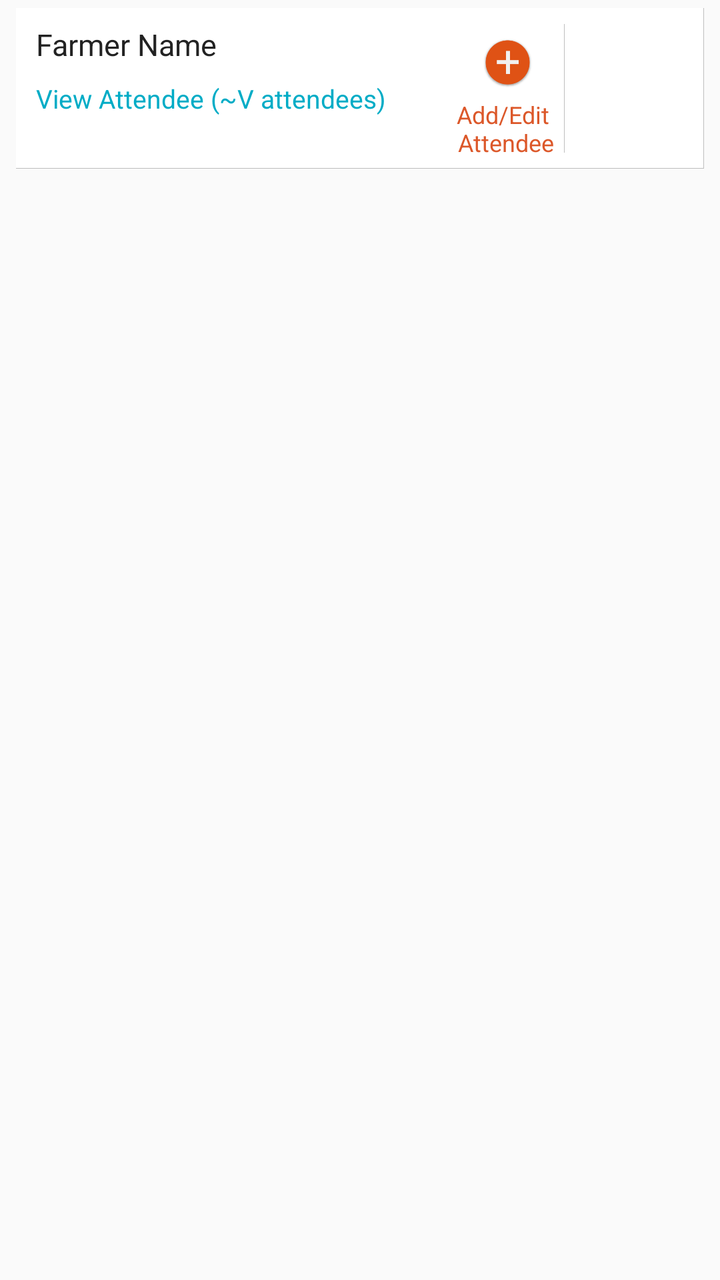
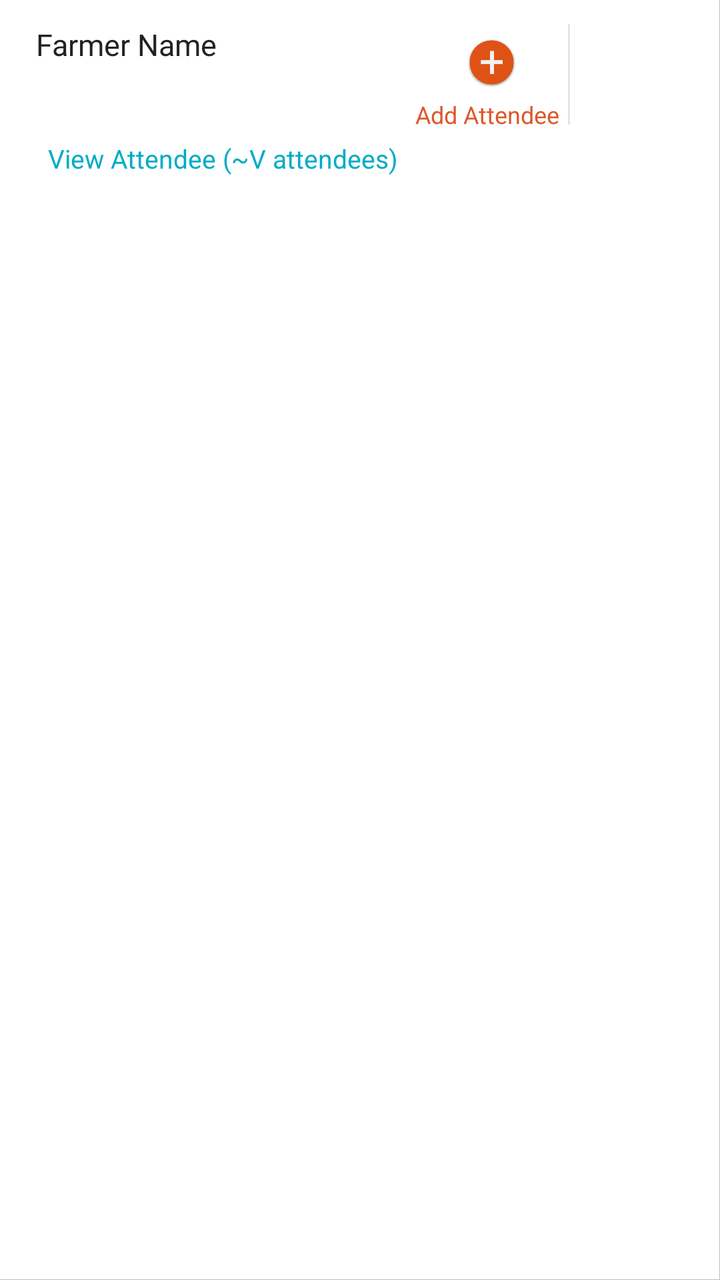

An Android layout rendered at two revisions. The XML below is the earlier revision; the diff shows what the commit changed to produce the second picture.
<!-- AndroidManifest.xml: application theme AppCompactTheme -->
<!-- res/layout/listview_selected_attendee_list.xml -->
<?xml version="1.0" encoding="utf-8"?>
<LinearLayout xmlns:android="http://schemas.android.com/apk/res/android"
    xmlns:app="http://schemas.android.com/apk/res-auto"
    xmlns:tools="http://schemas.android.com/tools"
    android:orientation="vertical"
    android:layout_width="match_parent"
    android:layout_height="wrap_content"
    android:paddingLeft="@dimen/ofis_med_pad"
    android:paddingRight="@dimen/ofis_med_pad"
    android:paddingTop="@dimen/ofis_list_itemseparator"
    android:paddingBottom="@dimen/ofis_list_itemseparator">


    <LinearLayout
        android:orientation="horizontal"
        android:layout_width="match_parent"
        android:id="@+id/rowlin"
        android:layout_height="wrap_content"
        android:background="@drawable/list_item"
        android:baselineAligned="false"
        android:weightSum="8"
        tools:ignore="UselessParent">

        <LinearLayout
            android:orientation="vertical"
            android:layout_width="0dp"
            android:layout_height="match_parent"
            android:id="@+id/itemTextContainer"
            android:layout_marginTop="8dp"
            android:layout_marginBottom="8dp"
            android:layout_marginEnd="8dp"
            android:layout_marginRight="8dp"
            android:paddingLeft="10dp"
            android:paddingRight="10dp"
            android:layout_weight="7">

            <TextView
                android:id="@+id/trainingAttendeeId"
                android:layout_width="0dp"
                android:layout_height="0dp"
                android:visibility="gone" />
            <TextView
                android:layout_width="match_parent"
                android:layout_height="wrap_content"
                android:text="@string/Farmer_Name"
                android:id="@+id/attendeeName"
                android:textColor="@color/ofis_base_font_dark"
                android:textSize="@dimen/ofis_med_text" />

            <LinearLayout
                android:layout_width="match_parent"
                android:layout_height="wrap_content"
                android:orientation="vertical">

                <LinearLayout
                    android:layout_width="match_parent"
                    android:layout_height="wrap_content"
                    android:orientation="horizontal"
                    android:layout_marginBottom="@dimen/ofis_small_pad">

                    <TextView
                        android:layout_width="wrap_content"
                        android:layout_height="wrap_content"
                        android:id="@+id/criterion_attended"
                        android:textColor="@color/ofis_list_item_subtitle"
                        android:paddingLeft="@dimen/ofis_med_pad"
                        android:textSize="@dimen/ofis_small_text"
                        android:visibility="gone"/>

                    <TextView
                        android:layout_width="wrap_content"
                        android:layout_height="wrap_content"
                        android:id="@+id/criterion_passed"
                        android:textColor="@color/ofis_list_item_subtitle"
                        android:background="@drawable/left_border"
                        android:paddingLeft="@dimen/ofis_med_pad"
                        android:layout_marginLeft="@dimen/ofis_med_pad"
                        android:textSize="@dimen/ofis_small_text"
                        android:visibility="gone"/>

                </LinearLayout>

                <LinearLayout
                    android:layout_width="match_parent"
                    android:layout_height="wrap_content"
                    android:orientation="horizontal"
                    android:layout_marginBottom="@dimen/ofis_small_pad">

                    <TextView
                        android:layout_width="wrap_content"
                        android:layout_height="wrap_content"
                        android:id="@+id/criterion_prescore"
                        android:textColor="@color/ofis_list_item_subtitle"
                        android:textSize="@dimen/ofis_small_text"
                        android:visibility="gone"/>

                    <TextView
                        android:layout_width="wrap_content"
                        android:layout_height="wrap_content"
                        android:id="@+id/criterion_postscore"
                        android:textColor="@color/ofis_list_item_subtitle"
                        android:background="@drawable/left_border"
                        android:paddingLeft="@dimen/ofis_med_pad"
                        android:layout_marginLeft="@dimen/ofis_med_pad"
                        android:textSize="@dimen/ofis_small_text"
                        android:visibility="gone"/>

                </LinearLayout>

                <TextView
                    android:layout_width="wrap_content"
                    android:layout_height="wrap_content"
                    android:id="@+id/criterion_score"
                    android:textColor="@color/ofis_list_item_subtitle"
                    android:textSize="@dimen/ofis_small_text"
                    android:layout_marginBottom="@dimen/ofis_small_pad"
                    android:visibility="gone"/>

                <TextView
                    android:layout_width="wrap_content"
                    android:layout_height="wrap_content"
                    android:id="@+id/criterion_percentage"
                    android:textColor="@color/ofis_list_item_subtitle"
                    android:textSize="@dimen/ofis_small_text"
                    android:layout_marginBottom="@dimen/ofis_small_pad"
                    android:visibility="gone"/>

                <TextView
                    android:layout_width="wrap_content"
                    android:layout_height="wrap_content"
                    android:id="@+id/criterion_grade"
                    android:textColor="@color/ofis_list_item_subtitle"
                    android:textSize="@dimen/ofis_small_text"
                    android:layout_marginBottom="@dimen/ofis_small_pad"
                    android:visibility="gone"/>

            </LinearLayout>
            <TextView
                android:id="@+id/tvViewAddendees"
                android:layout_width="match_parent"
                android:layout_height="wrap_content"
                android:text="@string/view_attendees_count"
                android:textColor="@color/blue_attendee_text"
                android:textSize="@dimen/ofis_small_text" />

        </LinearLayout>

        <LinearLayout
            android:id="@+id/addAttndeesLayout"
            android:orientation="vertical"
            android:layout_width="wrap_content"
            android:layout_height="wrap_content">
            <ImageView
                android:id="@+id/addTrainingAttendeesIv"
                android:layout_width="35dp"
                android:layout_height="35dp"
                android:layout_gravity="center"
                android:layout_marginTop="@dimen/margin_10"
                android:background="@android:color/transparent"
                android:contentDescription="@string/Add"
                android:padding="5dp"
                android:scaleType="fitXY"
                android:src="@drawable/ic_ofis_add" />

            <TextView
                android:id="@+id/addTrainingAttendeesTv1"
                android:layout_width="wrap_content"
                android:layout_height="wrap_content"
                android:layout_below="@+id/addTrainingAttendeesIv"
                android:background="@android:color/transparent"
                android:text="@string/add_edit_attendee"
                android:gravity="center"
                android:textSize="12sp"
                android:layout_marginRight="5dp"
                android:layout_marginBottom="5dp"
                android:textColor="@color/dark_orange" />

        </LinearLayout>

        <LinearLayout
            android:layout_width="wrap_content"
            android:layout_height="match_parent"
            android:id="@+id/deleteItemWrapper"
            android:background="@drawable/left_border"
            android:layout_marginTop="8dp"
            android:layout_marginBottom="8dp"
            android:layout_weight="1"
            android:gravity="center">
            <ImageView
                android:layout_width="40dp"
                android:layout_height="40dp"
                android:adjustViewBounds="true"
                android:scaleType="fitCenter"
                android:id="@+id/deleteItem"
                app:srcCompat="@drawable/ic_delete_item"
                android:contentDescription="@string/Delete_Item"
                android:layout_gravity="center_vertical|center_horizontal" />
        </LinearLayout>
    </LinearLayout>


</LinearLayout>
<!-- resources referenced by this layout -->
<resources>
  <color name="blue_attendee_text">#00ACC6</color>
  <color name="dark_orange">#DC582A</color>
  <color name="ofis_base_font_dark">#222222</color>
  <color name="ofis_list_item_subtitle">#7d7d7d</color>
  <dimen name="margin_10">10dp</dimen>
  <dimen name="ofis_list_itemseparator">4dp</dimen>
  <dimen name="ofis_med_pad">8dp</dimen>
  <dimen name="ofis_med_text">15sp</dimen>
  <dimen name="ofis_small_pad">4dp</dimen>
  <dimen name="ofis_small_text">13sp</dimen>
  <!-- drawable left_border (drawable) -->
  <?xml version="1.0" encoding="utf-8"?>
  <layer-list xmlns:android="http://schemas.android.com/apk/res/android">
      <item
          android:bottom="-3dp"
          android:left="-2dp"
          android:top="-3dp"
          android:right="-3dp">
          <shape android:shape="rectangle">
              <solid android:color="@android:color/transparent"/>
              <stroke
                  android:color="@color/ofis_list_item_border"
                  android:width="@dimen/ofis_list_itemborder" />
          </shape>
          </item>
  </layer-list>
  <!-- drawable list_item (drawable) -->
  <?xml version="1.0" encoding="utf-8"?>
  <layer-list xmlns:android="http://schemas.android.com/apk/res/android">
      <item
          android:right="-3dp"
          android:left="-3dp"
          android:top="-3dp"
          android:bottom="-2dp">
          <shape android:shape="rectangle">
              <solid android:color="@color/ofis_list_item_background"/>
              <stroke
                  android:color="@color/ofis_list_item_border"
                  android:width="@dimen/ofis_list_itemborder" />
          </shape>
          </item>
  </layer-list>
  <string name="Add">Add</string>
  <string name="Delete_Item">Delete Item</string>
  <string name="Farmer_Name">Farmer Name</string>
  <string name="add_edit_attendee">Add/Edit\n Attendee</string>
  <string name="view_attendees_count">View Attendee (~V attendees)</string>
  <color name="ofis_list_item_border">#40000000</color>
  <dimen name="ofis_list_itemborder">1px</dimen>
  <color name="ofis_list_item_background">#ffffff</color>
  <style name="SpinnerItem" parent="Widget.AppCompat.TextView.SpinnerItem">
          <item name="android:textColor">@color/ofis_base_font_white</item>
          <item name="android:textSize">@dimen/ofis_spinner_text</item>
      </style>
  <style name="SpinnerItem.DropDownItem" parent="Widget.AppCompat.Light.DropDownItem.Spinner">
          <item name="android:textColor">@color/ofis_text_field</item>
          <item name="background">@color/ofis_spinner_item_background</item>
      </style>
  <style name="StandardSpinner" parent="Widget.AppCompat.ListView.DropDown">
          <item name="android:dividerHeight">@dimen/ofis_spinner_itemseparator</item>
          <item name="divider">@color/ofis_spinner_divider</item>
      </style>
  <style name="AppTheme.ActionBarStyle" parent="Theme.AppCompat.Light">
          <item name="titleTextStyle">@style/AppTheme.ActionBar.TitleTextStyle</item>
      </style>
  <color name="ofis_base_font_white">#ffffff</color>
  <dimen name="ofis_spinner_text">14sp</dimen>
  <color name="ofis_text_field">#DE000000</color>
  <color name="ofis_spinner_item_background">@color/ofis_actionbar_background</color>
  <dimen name="ofis_spinner_itemseparator">1dp</dimen>
  <color name="ofis_spinner_divider">#ff333333</color>
  <style name="AppTheme.ActionBar.TitleTextStyle" parent="android:TextAppearance">
          <item name="android:textSize">@dimen/ofis_large_text</item>
          <item name="android:textStyle">bold</item>
      </style>
  <color name="ofis_actionbar_background">#dddddd</color>
  <dimen name="ofis_large_text">17sp</dimen>
  <!-- unchanged entries left out for length: 3 -->
</resources>

<!-- the commit's change to res/layout/listview_selected_attendee_list.xml (unified diff, before → after) -->
@@ -7,6 +7,10 @@
     android:layout_height="wrap_content"
     android:paddingLeft="@dimen/ofis_med_pad"
     android:paddingRight="@dimen/ofis_med_pad"
+    android:layout_marginLeft="@dimen/activity_vertical_margin"
+    android:layout_marginRight="@dimen/activity_vertical_margin"
+    android:layout_marginTop="@dimen/activity_vertical_margin"
+    android:background="@drawable/list_item"
     android:paddingTop="@dimen/ofis_list_itemseparator"
     android:paddingBottom="@dimen/ofis_list_itemseparator">
 
@@ -16,7 +20,6 @@
         android:layout_width="match_parent"
         android:id="@+id/rowlin"
         android:layout_height="wrap_content"
-        android:background="@drawable/list_item"
         android:baselineAligned="false"
         android:weightSum="8"
         tools:ignore="UselessParent">
@@ -134,14 +137,8 @@
                     android:layout_marginBottom="@dimen/ofis_small_pad"
                     android:visibility="gone"/>
 
+
             </LinearLayout>
-            <TextView
-                android:id="@+id/tvViewAddendees"
-                android:layout_width="match_parent"
-                android:layout_height="wrap_content"
-                android:text="@string/view_attendees_count"
-                android:textColor="@color/blue_attendee_text"
-                android:textSize="@dimen/ofis_small_text" />
 
         </LinearLayout>
 
@@ -198,5 +195,13 @@
         </LinearLayout>
     </LinearLayout>
 
+    <TextView
+        android:id="@+id/tvViewAddendees"
+        android:layout_width="match_parent"
+        android:layout_height="wrap_content"
+        android:text="@string/view_attendees_count"
+        android:layout_marginLeft="@dimen/activity_horizontal_margin"
+        android:textColor="@color/blue_attendee_text"
+        android:textSize="@dimen/ofis_small_text" />
 
 </LinearLayout>
<!-- resource entries referenced after the edit -->
@@ -4,6 +4,8 @@
   <color name="dark_orange">#DC582A</color>
   <color name="ofis_base_font_dark">#222222</color>
   <color name="ofis_list_item_subtitle">#7d7d7d</color>
+  <dimen name="activity_horizontal_margin">16dp</dimen>
+  <dimen name="activity_vertical_margin">16dp</dimen>
   <dimen name="margin_10">10dp</dimen>
   <dimen name="ofis_list_itemseparator">4dp</dimen>
   <dimen name="ofis_med_pad">8dp</dimen>
@@ -45,7 +47,7 @@
   <string name="Add">Add</string>
   <string name="Delete_Item">Delete Item</string>
   <string name="Farmer_Name">Farmer Name</string>
-  <string name="add_edit_attendee">Add/Edit\n Attendee</string>
+  <string name="add_edit_attendee">Add Attendee</string>
   <string name="view_attendees_count">View Attendee (~V attendees)</string>
   <color name="ofis_list_item_border">#40000000</color>
   <dimen name="ofis_list_itemborder">1px</dimen>
